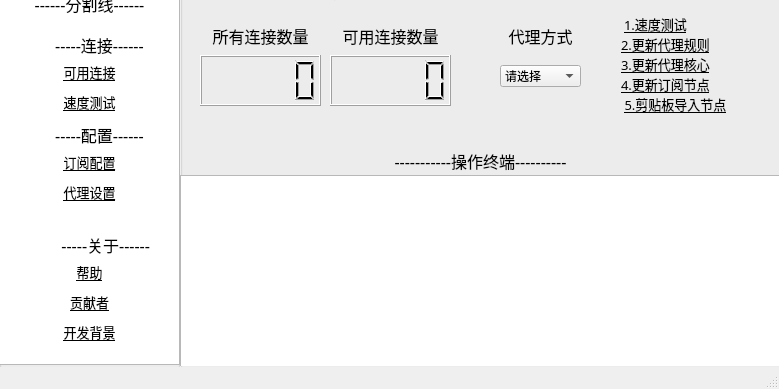
First picture: the form in gui.ui, repository together08/Passwall, before the edit; both pictures show x 0 to 779 and y 188 to 577 of the 779 by 577 pixel window.
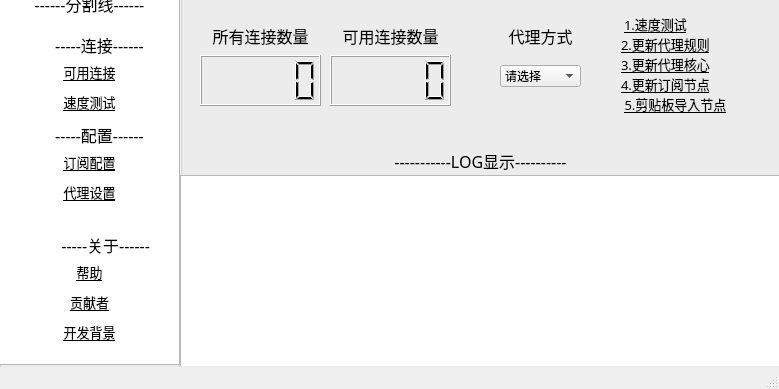
Second picture: the form after the edit. Icons and pictures are not drawn.

Commit message: Just config the Main Gui

What changed in the file:
```diff
--- a/gui.ui
+++ b/gui.ui
@@ -904,7 +904,7 @@
        </font>
       </property>
       <property name="text">
-       <string>-----------操作终端----------</string>
+       <string>-----------LOG显示----------</string>
       </property>
       <property name="alignment">
        <set>Qt::AlignCenter</set>
```
Left out of the diff: 2 changed lines with no effect on the pictures. The commit also changes 1 other file.
